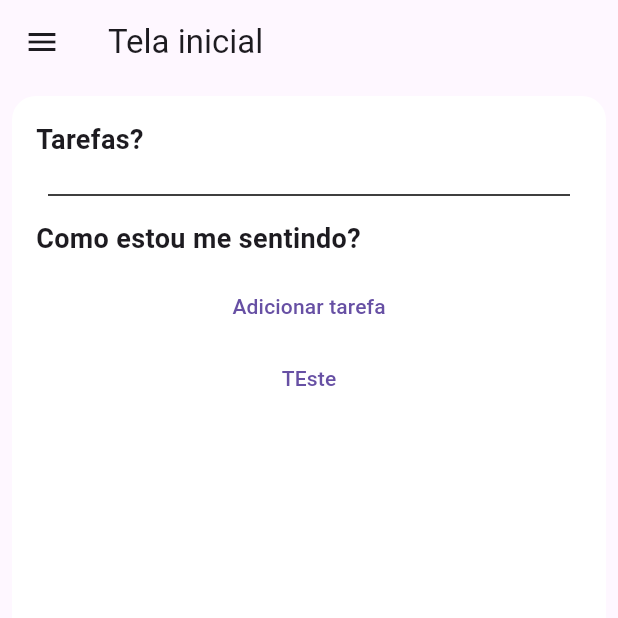
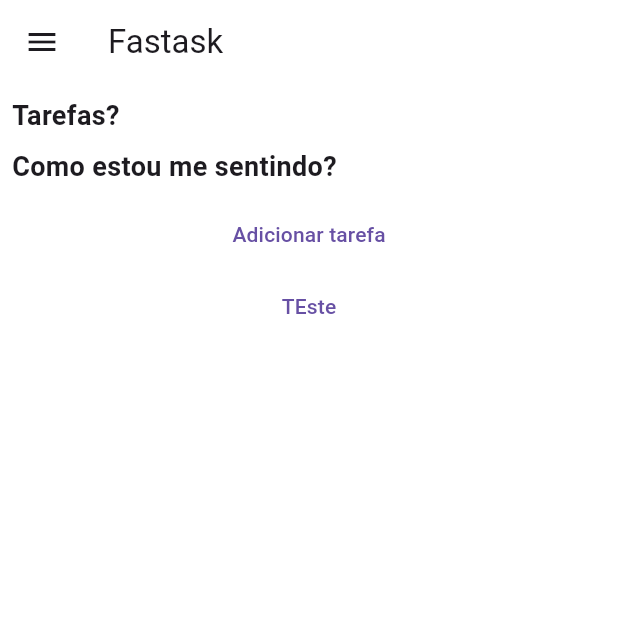
Before and after one commit to Rarysont/flutter-todo, a Flutter app: the screen it shows once a user with an empty profile is signed in, on a phone screen of 412 x 824 dp, the top half of it. Run offline on Flutter 3.47's test engine with Material 3 defaults, Android fonts, the phone set to English and light mode, and no system bars; our stand-ins replace firebase_auth, firebase_core, flutter_mobx, mobx; accounts and stored records are empty; generated files the repository leaves out were written again.

Commit message:
fix: colors screen

```diff
--- a/lib/main.dart
+++ b/lib/main.dart
@@ -20,6 +20,7 @@ class TodoList extends StatelessWidget {
   Widget build(BuildContext context) {
     return const MaterialApp(
       home: RootScreen(),
+      debugShowCheckedModeBanner: false,
     );
   }
 }
--- a/lib/screens/home_screen.dart
+++ b/lib/screens/home_screen.dart
@@ -13,8 +13,10 @@ class HomeScreen extends StatelessWidget {
     final taskStore = TaskStore();
 
     return Scaffold(
+      backgroundColor: Colors.white,
       appBar: AppBar(
-        title: const Text('Tela inicial'),
+        title: const Text('Fastask'),
+        backgroundColor: Colors.white,
       ),
       drawer: Drawer(
         child: ListView(
@@ -29,11 +31,10 @@ class HomeScreen extends StatelessWidget {
           ],
         ),
       ),
-      body: Container(
-        margin: const EdgeInsets.all(8),
-        padding: const EdgeInsets.all(16.0),
-        decoration: BoxDecoration(
-            color: Colors.white, borderRadius: BorderRadius.circular(16)),
+      body: Padding(
+        padding: const EdgeInsets.all(8.0),
+        child: Container(
+          decoration: const BoxDecoration(color: Colors.white),
           child: ListView(
             children: [
               const Text(
@@ -42,11 +43,6 @@ class HomeScreen extends StatelessWidget {
               ),
               const SizedBox(
                 height: 8,
-            ),
-            // Text(exerciseModel.howMake),
-            const Padding(
-              padding: EdgeInsets.all(8.0),
-              child: Divider(color: Colors.black),
               ),
               const Text(
                 'Como estou me sentindo?',
@@ -99,6 +95,7 @@ class HomeScreen extends StatelessWidget {
             ],
           ),
         ),
+      ),
     );
   }
 }
--- a/lib/service/auth_service.dart
+++ b/lib/service/auth_service.dart
@@ -23,13 +23,11 @@ class AuthService {
   Future<String?> signUser(
       {required String email, required String password}) async {
     try {
-      print('${email}, ${password}');
       await _firebaseAuth.signInWithEmailAndPassword(
           email: email, password: password);
 
       return null;
     } on FirebaseAuthException catch (e) {
-      print('${e} execption');
       return e.message;
     }
   }
```
Lines whose indentation alone changed are shown as unchanged.
